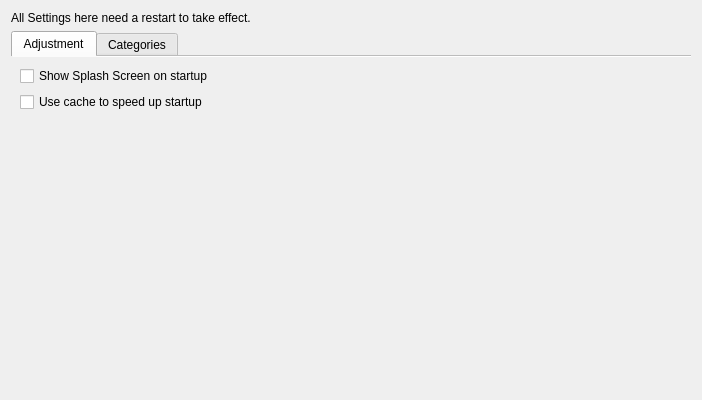
This is src/mainui/settings/appearancesettings.ui in KDE/conquirere as Qt 5 draws it before an edit. The edited form follows.
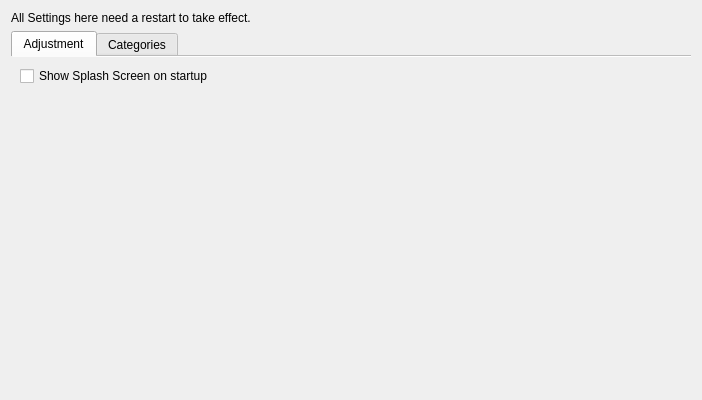
This is the edited form. Custom widgets are drawn as their Qt base class.

Commit message: Remove the startup cache. Not needed anymore

Patch:
```diff
--- a/src/mainui/settings/appearancesettings.ui
+++ b/src/mainui/settings/appearancesettings.ui
@@ -44,13 +44,6 @@
          </property>
         </widget>
        </item>
-       <item>
-        <widget class="QCheckBox" name="cb_startupCache">
-         <property name="text">
-          <string>Use cache to speed up startup</string>
-         </property>
-        </widget>
-       </item>
        <item>
         <spacer name="verticalSpacer">
          <property name="orientation">
```
The commit also changes 17 other files.
